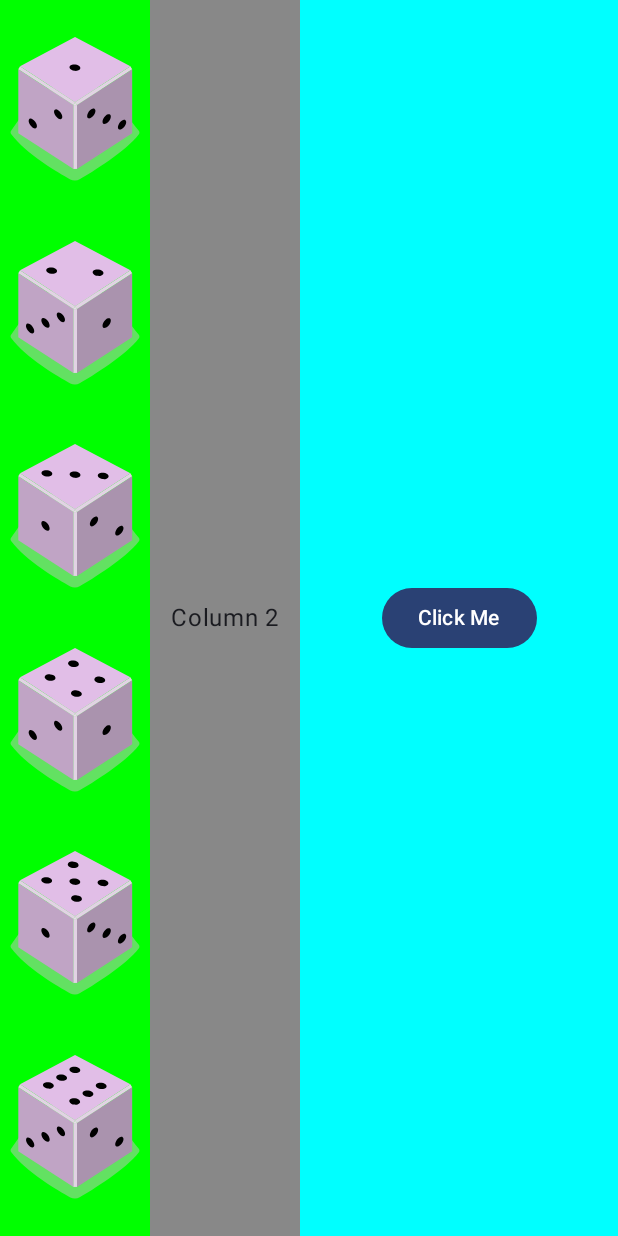
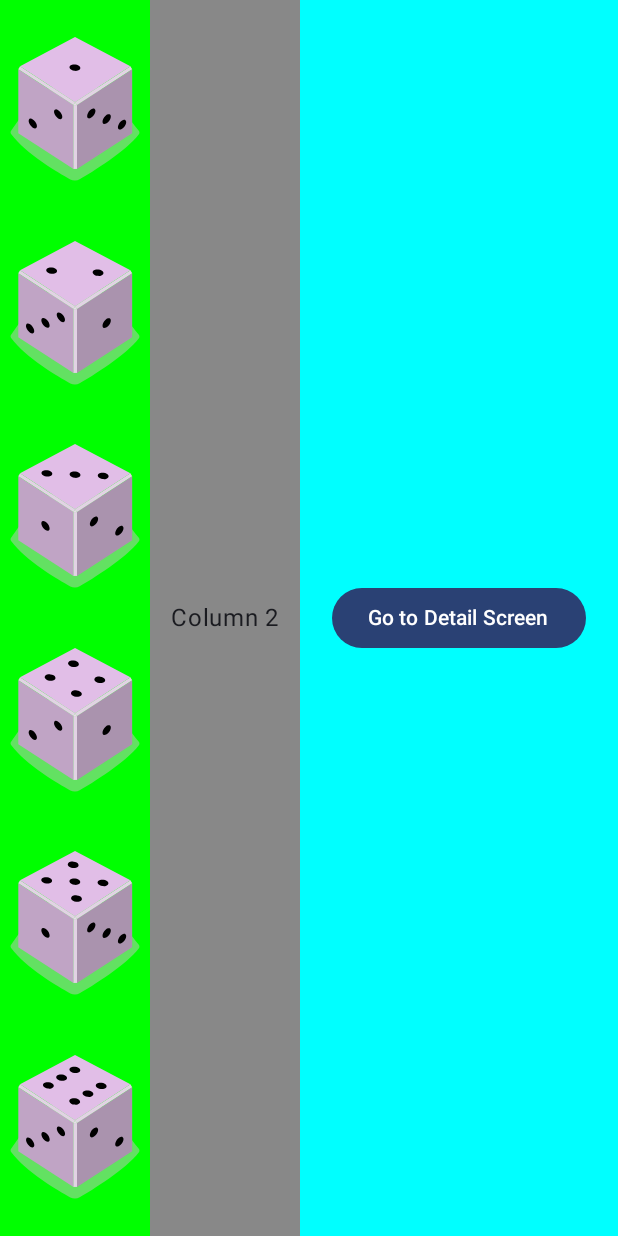
Before and after one commit to sijanbhai/Sijan003_Book, an Android app built with Jetpack Compose: the screen it shows after launch (MainActivity), on a phone screen of 412 x 824 dp. Run offline under Robolectric (Android 15) with nearby library versions, the light colour scheme and no system bars.

Commit message:
Add navigation among screen

```diff
--- a/app/build.gradle.kts
+++ b/app/build.gradle.kts
@@ -56,4 +56,6 @@ dependencies {
     androidTestImplementation(libs.androidx.compose.ui.test.junit4)
     debugImplementation(libs.androidx.compose.ui.tooling)
     debugImplementation(libs.androidx.compose.ui.test.manifest)
+    val nav_version = "2.7.7" // Use the latest version
+    implementation("androidx.navigation:navigation-compose:$nav_version")
 }
--- a/app/src/main/java/com/sijan003/tanvir003_book/MainActivity.kt
+++ b/app/src/main/java/com/sijan003/tanvir003_book/MainActivity.kt
@@ -1,22 +1,13 @@
 package com.sijan003.tanvir003_book
 
-import android.R.attr.name
 import android.os.Bundle
 import android.widget.Toast
 import androidx.activity.ComponentActivity
 import androidx.activity.compose.setContent
-import androidx.activity.enableEdgeToEdge
 import androidx.compose.foundation.Image
 import androidx.compose.foundation.background
 import androidx.compose.foundation.clickable
-import androidx.compose.foundation.layout.Arrangement
-import androidx.compose.foundation.layout.Column
-import androidx.compose.foundation.layout.Row
-import androidx.compose.foundation.layout.fillMaxHeight
-import androidx.compose.foundation.layout.fillMaxSize
-import androidx.compose.foundation.layout.fillMaxWidth
-import androidx.compose.foundation.layout.padding
-import androidx.compose.foundation.layout.width
+import androidx.compose.foundation.layout.*
 import androidx.compose.material3.Button
 import androidx.compose.material3.Scaffold
 import androidx.compose.material3.Text
@@ -28,95 +19,178 @@ import androidx.compose.ui.platform.LocalContext
 import androidx.compose.ui.res.painterResource
 import androidx.compose.ui.tooling.preview.Preview
 import androidx.compose.ui.unit.dp
-import com.sijan003.tanvir003_book.image_ids
+import androidx.compose.ui.unit.sp
+import androidx.navigation.NavController
+import androidx.navigation.compose.NavHost
+import androidx.navigation.compose.composable
+import androidx.navigation.compose.rememberNavController
 import com.sijan003.tanvir003_book.ui.theme.Sijan003_BookTheme
+import androidx.compose.material3.TextField
+import androidx.compose.runtime.getValue
+import androidx.compose.runtime.mutableStateOf
+import androidx.compose.runtime.remember
+import androidx.compose.runtime.setValue
 
 class MainActivity : ComponentActivity() {
     override fun onCreate(savedInstanceState: Bundle?) {
         super.onCreate(savedInstanceState)
-        //enableEdgeToEdge()
         setContent {
             Sijan003_BookTheme {
-                //Scaffold: Layout component for material design layout
-                //top app bar, bottom bar, drawer
+                // Call our new AppNavigator, which handles all screen routing
+                AppNavigator()
+            }
+        }
+    }
+}
+
+// ------------------- NAVIGATION SETUP -------------------
+
+@Composable
+fun AppNavigator() {
+    val navController = rememberNavController()
+    NavHost(
+        navController = navController,
+        startDestination = "home" // The first screen to show
+    ) {
+        // Route for the Home Screen
+        composable(route = "home") {
+            HomeScreen(navController = navController)
+        }
+
+        // Route for the Detail Screen
+        composable(route = "detail") {
+            DetailScreen(navController = navController)
+        }
+    }
+}
+
+
+// ------------------- SCREENS -------------------
+
+/**
+ * This is your original TestLayout, now refactored as the HomeScreen.
+ * It takes a NavController to handle navigation actions.
+ */
+@Composable
+fun HomeScreen(navController: NavController, modifier: Modifier = Modifier) {
+    val context = LocalContext.current
+    // Scaffold is useful for top bars, etc., but we can place your layout directly inside
     Scaffold(modifier = Modifier.fillMaxSize()) { innerPadding ->
-                    //Greeting(
-                      //  name = "Android",
-                        //modifier = Modifier.padding(innerPadding)
-                    //)
-                    TestLayout(modifier = Modifier.padding(innerPadding))
+        Row(modifier = Modifier
+            .fillMaxSize()
+            .padding(innerPadding)) {
+            Column(
+                modifier = Modifier
+                    .fillMaxHeight()
+                    .width(100.dp)
+                    .background(Color.Green),
+                verticalArrangement = Arrangement.SpaceEvenly
+            ) {
+                repeat(6) {
+                    //display a dice
+                    Image(
+                        painter = painterResource(image_ids[it]),
+                        contentDescription = "Dice ${it + 1}",
+                        modifier = Modifier.clickable {
+                            Toast.makeText(context, "Click dice ${it + 1}", Toast.LENGTH_SHORT).show()
+                        }
+                    )
+                }
+            }
+            Column(
+                modifier = Modifier
+                    .fillMaxHeight()
+                    .width(100.dp)
+                    .background(Color.Gray),
+                verticalArrangement = Arrangement.Center,
+                horizontalAlignment = Alignment.CenterHorizontally
+            ) {
+                Text(text = "Column 2")
+            }
+            Column(
+                modifier = Modifier
+                    .fillMaxHeight()
+                    .fillMaxWidth()
+                    .background(Color.Cyan),
+                verticalArrangement = Arrangement.Center,
+                horizontalAlignment = Alignment.CenterHorizontally
+            ) {
+                Button(onClick = {
+                    // Navigate to the "detail" route when clicked
+                    navController.navigate("detail")
+                }) {
+                    Text("Go to Detail Screen")
                 }
             }
         }
     }
 }
 
+/**
+ * A new screen to navigate to.
+ */
 @Composable
-fun TestLayout(modifier: Modifier= Modifier)
-{
+fun DetailScreen(navController: NavController) {
+    // 1. Create a state variable to hold the text from the TextField.
+    //    'remember' ensures the state is not lost when the screen redraws.
+    var text by remember { mutableStateOf("") }
     val context = LocalContext.current
-    Row (modifier = Modifier.fillMaxSize()) {
-        Column(modifier = Modifier.fillMaxHeight().width(100.dp).background(Color.Green),
-            verticalArrangement = Arrangement.SpaceEvenly
-            ) {
-          repeat(6){
 
-              //display a dice
-              Image(
-                  painter = painterResource(image_ids[it]),
-                  contentDescription = "Dice $it",
-                  modifier.clickable{
-                      Toast.makeText(context, "Click dice $it", Toast.LENGTH_SHORT).show()
-                  }
-              )
-          }
-        }
-        Column(modifier = Modifier.fillMaxHeight().width(100.dp).background(Color.Gray),
+    Column(
+        modifier = Modifier
+            .fillMaxSize()
+            .background(Color.Yellow) // Keeping the background for clarity
+            .padding(16.dp), // Add some padding for better layout
         verticalArrangement = Arrangement.Center,
         horizontalAlignment = Alignment.CenterHorizontally
     ) {
-            Text(text = "Column 2")
+        Text(text = "This is the Detail Screen", fontSize = 24.sp)
+        Spacer(modifier = Modifier.height(20.dp))
 
+        // 2. Add the TextField composable
+        TextField(
+            value = text, // The text to display in the field
+            onValueChange = { newText ->
+                text = newText // Update the state variable on every keystroke
+            },
+            label = { Text("Enter your name") }, // A helpful placeholder label
+            singleLine = true, // Optional: Makes it a single-line input field
+            modifier = Modifier.fillMaxWidth() // Optional: Makes it span the screen width
+        )
+
+        Spacer(modifier = Modifier.height(20.dp))
+
+        // This button can now use the text from the TextField
+        Button(onClick = {
+            // Show a toast with the entered name
+            if (text.isNotBlank()) {
+                Toast.makeText(context, "Hello, $text!", Toast.LENGTH_SHORT).show()
             }
-        Column(modifier = Modifier.fillMaxHeight().fillMaxWidth().background(Color.Cyan),
-            verticalArrangement = Arrangement.Center,
-            horizontalAlignment = Alignment.CenterHorizontally
-            ) {
-            //Text(text = "Column 3")
-            Button(onClick = {
-                Toast.makeText(context, "Clicked me.", Toast.LENGTH_SHORT).show()
-
+            // Go back to the previous screen
+            navController.popBackStack()
         }) {
-                Text("Click Me")
+            Text("Go Back")
+        }
     }
 }
 
-    }
-}
-
-
-@Composable
-fun Greeting(name: String, modifier: Modifier = Modifier) {
-    Text(
-        text = "Hello $name!",
-        modifier = modifier
-    )
-}
-
-@Preview(showBackground = true)
-@Composable
-fun GreetingPreview() {
-    Sijan003_BookTheme {
-        Greeting("Android")
-    }
-}
-
-private val image_ids=listOf(
+// This list of image resources remains the same
+private val image_ids = listOf(
     R.drawable.dice_1,
     R.drawable.dice_2,
     R.drawable.dice_3,
     R.drawable.dice_4,
     R.drawable.dice_5,
     R.drawable.dice_6
+)
 
-)
+// You can keep previews for individual screens to test them in isolation
+@Preview(showBackground = true)
+@Composable
+fun HomeScreenPreview() {
+    Sijan003_BookTheme {
+        // You can't truly preview navigation, so we pass a dummy NavController
+        // or just preview the layout itself.
+        HomeScreen(navController = rememberNavController())
+    }
+}
```
Lines whose indentation alone changed are shown as unchanged.
